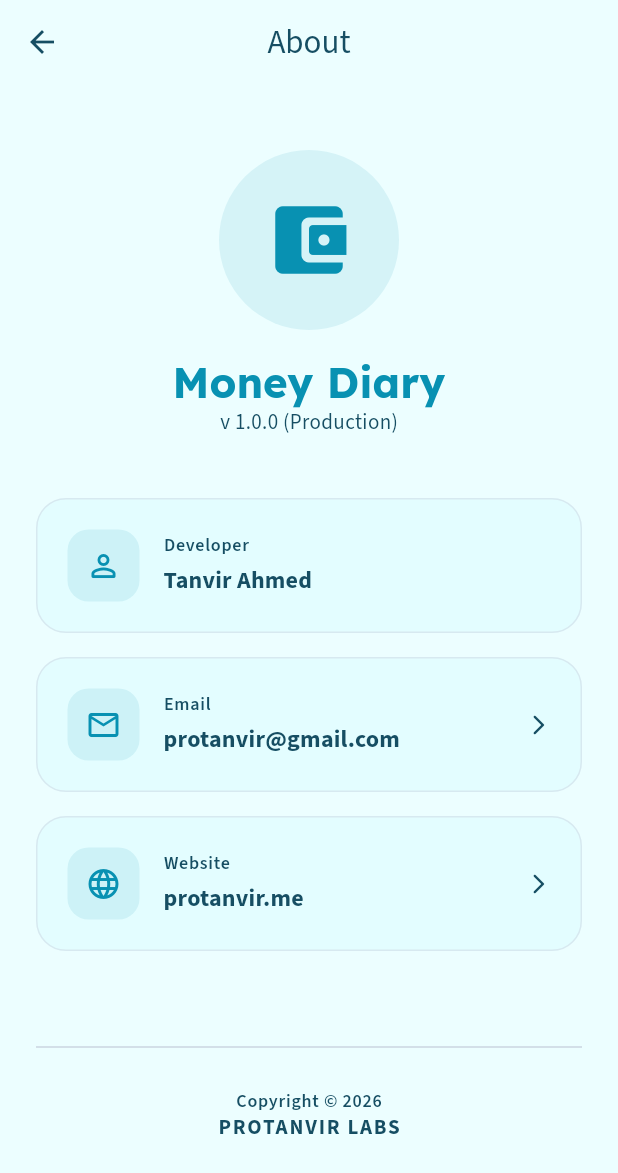
After one commit to protanvir/MonyDiaryBD, a Flutter app: the ProfileSettingsScreen screen opened directly, after a tap on "About Money Diary", on a phone screen of 412 x 824 dp. The commit adds this screen. Shown: the top 1173 px of the screen. Run offline on Flutter 3.47's test engine with Material 3 defaults, Android fonts, the phone set to English and light mode, and no system bars; our stand-ins replace drift, fl_chart, flutter_riverpod, google_fonts, image_picker, local_auth and 2 more; missing offline and left inert: googleapis; accounts and stored records are empty; generated files the repository leaves out were written again.

Commit message:
feat: Add an About screen with developer information and external links, integrating the url_launcher package.

```diff
--- /dev/null
+++ b/lib/screens/about_screen.dart
@@ -0,0 +1,173 @@
+import 'package:flutter/material.dart';
+import 'package:google_fonts/google_fonts.dart';
+import 'package:url_launcher/url_launcher.dart';
+
+class AboutScreen extends StatelessWidget {
+  const AboutScreen({super.key});
+
+  Future<void> _launchUrl(String url) async {
+    final Uri uri = Uri.parse(url);
+    if (!await launchUrl(uri)) {
+      throw Exception('Could not launch $url');
+    }
+  }
+
+  @override
+  Widget build(BuildContext context) {
+    final theme = Theme.of(context);
+
+    return Scaffold(
+      backgroundColor: theme.colorScheme.surface,
+      appBar: AppBar(
+        title: const Text('About'),
+        centerTitle: true,
+        backgroundColor: Colors.transparent,
+        elevation: 0,
+        foregroundColor: theme.colorScheme.onSurface,
+      ),
+      body: SingleChildScrollView(
+        padding: const EdgeInsets.all(24.0),
+        child: Column(
+          children: [
+            const SizedBox(height: 20),
+            // App Logo Placeholder / Icon
+            Container(
+              width: 120,
+              height: 120,
+              decoration: BoxDecoration(
+                color: theme.colorScheme.primary.withOpacity(0.1),
+                shape: BoxShape.circle,
+              ),
+              child: Icon(
+                Icons.account_balance_wallet_rounded,
+                size: 60,
+                color: theme.colorScheme.primary,
+              ),
+            ),
+            const SizedBox(height: 16),
+            Text(
+              'Money Diary',
+              style: theme.textTheme.headlineMedium?.copyWith(
+                fontWeight: FontWeight.bold,
+                color: theme.colorScheme.primary,
+              ),
+            ),
+            Text(
+              'v 1.0.0 (Production)',
+              style: theme.textTheme.bodyMedium?.copyWith(
+                color: theme.colorScheme.onSurfaceVariant,
+              ),
+            ),
+            const SizedBox(height: 40),
+            _buildAboutCard(
+              context,
+              title: 'Developer',
+              content: 'Tanvir Ahmed',
+              icon: Icons.person_outline_rounded,
+            ),
+            _buildAboutCard(
+              context,
+              title: 'Email',
+              content: 'protanvir@gmail.com',
+              icon: Icons.email_outlined,
+              onTap: () => _launchUrl('mailto:protanvir@gmail.com'),
+            ),
+            _buildAboutCard(
+              context,
+              title: 'Website',
+              content: 'protanvir.me',
+              icon: Icons.language_rounded,
+              onTap: () => _launchUrl('https://protanvir.me'),
+            ),
+            const SizedBox(height: 40),
+            Divider(color: theme.colorScheme.outlineVariant),
+            const SizedBox(height: 20),
+            Text(
+              'Copyright © 2026',
+              style: theme.textTheme.labelMedium?.copyWith(
+                color: theme.colorScheme.onSurfaceVariant,
+              ),
+            ),
+            Text(
+              'PROTANVIR LABS',
+              style: theme.textTheme.labelLarge?.copyWith(
+                fontWeight: FontWeight.bold,
+                letterSpacing: 1.2,
+                color: theme.colorScheme.onSurface,
+              ),
+            ),
+            const SizedBox(height: 40),
+          ],
+        ),
+      ),
+    );
+  }
+
+  Widget _buildAboutCard(
+    BuildContext context, {
+    required String title,
+    required String content,
+    required IconData icon,
+    VoidCallback? onTap,
+  }) {
+    final theme = Theme.of(context);
+
+    return Container(
+      margin: const EdgeInsets.only(bottom: 16),
+      child: InkWell(
+        onTap: onTap,
+        borderRadius: BorderRadius.circular(20),
+        child: Container(
+          padding: const EdgeInsets.all(20),
+          decoration: BoxDecoration(
+            color: theme.colorScheme.surfaceContainerHighest.withOpacity(0.3),
+            borderRadius: BorderRadius.circular(20),
+            border: Border.all(
+              color: theme.colorScheme.outlineVariant.withOpacity(0.5),
+            ),
+          ),
+          child: Row(
+            children: [
+              Container(
+                padding: const EdgeInsets.all(12),
+                decoration: BoxDecoration(
+                  color: theme.colorScheme.primary.withOpacity(0.1),
+                  borderRadius: BorderRadius.circular(14),
+                ),
+                child: Icon(icon, color: theme.colorScheme.primary, size: 24),
+              ),
+              const SizedBox(width: 16),
+              Expanded(
+                child: Column(
+                  crossAxisAlignment: CrossAxisAlignment.start,
+                  children: [
+                    Text(
+                      title,
+                      style: theme.textTheme.labelMedium?.copyWith(
+                        color: theme.colorScheme.onSurfaceVariant,
+                      ),
+                    ),
+                    const SizedBox(height: 4),
+                    Text(
+                      content,
+                      style: theme.textTheme.titleMedium?.copyWith(
+                        fontWeight: FontWeight.bold,
+                        color: theme.colorScheme.onSurface,
+                      ),
+                    ),
+                  ],
+                ),
+              ),
+              if (onTap != null)
+                Icon(
+                  Icons.arrow_forward_ios_rounded,
+                  size: 16,
+                  color: theme.colorScheme.onSurfaceVariant,
+                ),
+            ],
+          ),
+        ),
+      ),
+    );
+  }
+}
--- a/lib/screens/profile_settings_screen.dart
+++ b/lib/screens/profile_settings_screen.dart
@@ -5,6 +5,7 @@ import 'package:image_picker/image_picker.dart';
 import 'package:path_provider/path_provider.dart';
 import 'package:path/path.dart' as p;
 import '../providers/user_provider.dart';
+import 'about_screen.dart';
 
 class ProfileSettingsScreen extends ConsumerStatefulWidget {
   const ProfileSettingsScreen({super.key});
@@ -210,6 +211,29 @@ class _ProfileSettingsScreenState extends ConsumerState<ProfileSettingsScreen> {
               onChanged: (val) => settingsNotifier.setUseBiometrics(val),
               contentPadding: EdgeInsets.zero,
             ),
+            const SizedBox(height: 32),
+            const Divider(),
+            const SizedBox(height: 16),
+            ListTile(
+              leading: Container(
+                padding: const EdgeInsets.all(8),
+                decoration: BoxDecoration(
+                  color: theme.colorScheme.primary.withOpacity(0.1),
+                  borderRadius: BorderRadius.circular(10),
+                ),
+                child: Icon(Icons.info_outline_rounded, color: theme.colorScheme.primary),
+              ),
+              title: const Text('About Money Diary'),
+              trailing: const Icon(Icons.arrow_forward_ios_rounded, size: 16),
+              onTap: () {
+                Navigator.push(
+                  context,
+                  MaterialPageRoute(builder: (context) => const AboutScreen()),
+                );
+              },
+              contentPadding: EdgeInsets.zero,
+            ),
+            const SizedBox(height: 40),
           ],
         ),
       ),
--- a/pubspec.yaml
+++ b/pubspec.yaml
@@ -51,6 +51,7 @@ dependencies:
   shared_preferences: ^2.5.4
   local_auth: ^3.0.1
   image_picker: ^1.2.1
+  url_launcher: ^6.3.1
 
 dev_dependencies:
   flutter_test:
```
Also changed, not shown: pubspec.lock, 1 other file.
